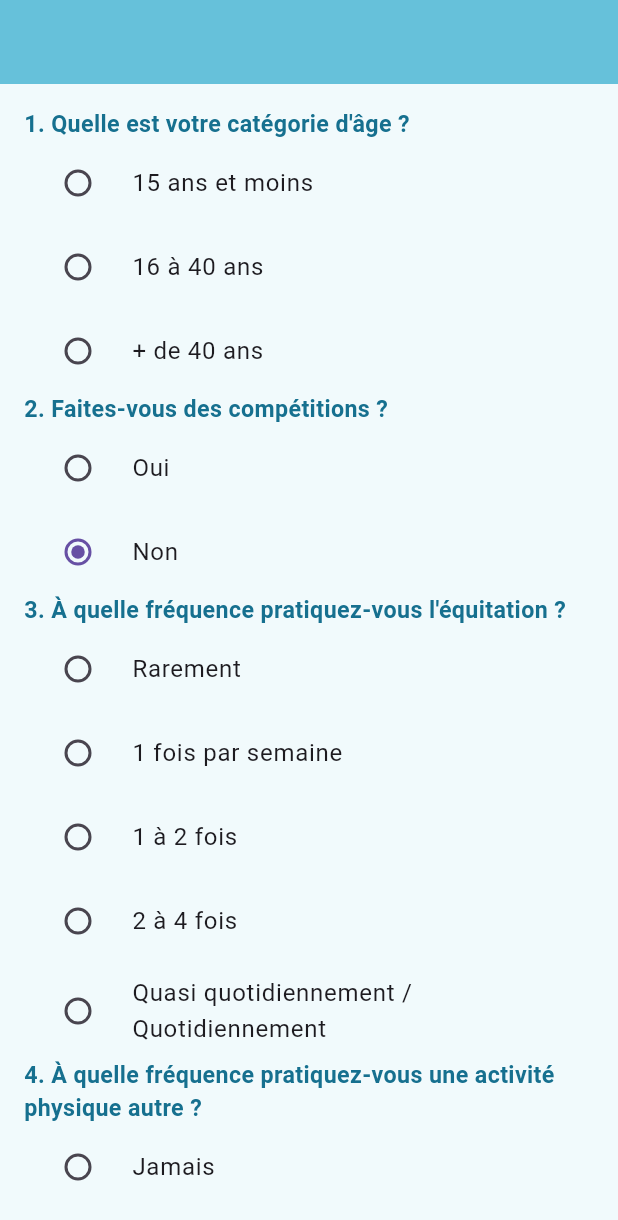
After one commit to agdomenger/sportRider, a Flutter app: the screen it shows after launch, after a tap on "Mon profil", on a phone screen of 412 x 824 dp. The commit adds this screen. Shown: the top 1220 px of the screen. Run offline on Flutter 3.47's test engine with Material 3 defaults, Android fonts, the light colour scheme and no system bars.

Commit message:
page du questionnaire

```diff
--- a/lib/Pages/profil.dart
+++ b/lib/Pages/profil.dart
@@ -1,4 +1,5 @@
 import 'package:flutter/material.dart';
+import 'package:sport_rider/Pages/questionnaireProfil.dart';
 
 void main() {
   runApp(MyApp());
@@ -167,7 +168,16 @@ class ProfilePage extends StatelessWidget {
                         ),
                       ),
                       SizedBox(height: 8),
-                      Container(
+                      InkWell(
+                        onTap: () {
+                          // Ajoutez ici la navigation vers la page du questionnaire
+                          Navigator.push(
+                            context,
+                            MaterialPageRoute(
+                                builder: (context) => QuestionnaireApp()),
+                          );
+                        },
+                        child: Container(
                           padding: EdgeInsets.all(4.0),
                           margin: EdgeInsets.all(4.0),
                           height: 100,
@@ -180,7 +190,7 @@ class ProfilePage extends StatelessWidget {
                               Align(
                                 alignment: Alignment.topLeft,
                                 child: Text(
-                                '  Déterminer mon profil',
+                                  '  Mon profil',
                                   textAlign: TextAlign.left,
                                   style: TextStyle(
                                     color: Theme.of(context).primaryColorDark,
@@ -190,10 +200,8 @@ class ProfilePage extends StatelessWidget {
                                 ),
                               ),
                               Positioned(
-                              bottom:
-                                  4.0, // ajustez la marge en bas selon vos besoins
-                              left:
-                                  10.0, // ajustez la marge à gauche selon vos besoins
+                                bottom: 4.0,
+                                left: 10.0,
                                 child: Text(
                                   '0%',
                                   style: TextStyle(
@@ -204,6 +212,7 @@ class ProfilePage extends StatelessWidget {
                                 ),
                               ),
                             ],
+                          ),
                         ),
                       ),
                     ],
--- /dev/null
+++ b/lib/Pages/questionnaireProfil.dart
@@ -0,0 +1,521 @@
+import 'package:flutter/material.dart';
+
+import '../themes.dart';
+
+void main() {
+  runApp(QuestionnaireApp());
+}
+
+class QuestionnaireApp extends StatelessWidget {
+  @override
+  Widget build(BuildContext context) {
+    return MaterialApp(
+      title: 'Questionnaire Équestre',
+      theme: myTheme,
+      home: Scaffold(
+        appBar: AppBar(
+          backgroundColor: Theme.of(context).primaryColorLight,
+        ),
+        body: SingleChildScrollView(
+          child: QuestionnaireScreen(),
+        ),
+      ),
+    );
+  }
+}
+
+class QuestionnaireScreen extends StatefulWidget {
+  @override
+  _QuestionnaireScreenState createState() => _QuestionnaireScreenState();
+}
+
+class _QuestionnaireScreenState extends State<QuestionnaireScreen> {
+  String categorieAge = "";
+  bool faitCompetitions = false;
+  String categorieCompetition = "";
+  String niveauEpreuve = "";
+  String discipline = "";
+  String frequenceEquitation = "";
+  String frequenceAutreActivite = "";
+  String typeProgrammeSportif = "";
+
+  @override
+  Widget build(BuildContext context) {
+    return Container(
+      color: Theme.of(context)
+          .primaryColor, // Choisissez la couleur de fond souhaitée
+      child: Padding(
+        padding: const EdgeInsets.all(16.0),
+        child: Column(
+          crossAxisAlignment: CrossAxisAlignment.start,
+          children: [
+            // Question 1
+            Text(
+              '1. Quelle est votre catégorie d\'âge ?',
+              style: TextStyle(
+                fontWeight: FontWeight.bold,
+                fontSize: 15.5,
+                color: Theme.of(context).primaryColorDark,
+              ),
+            ),
+            RadioListTile(
+              title: Text('15 ans et moins'),
+              value: 'a',
+              groupValue: categorieAge,
+              onChanged: (value) {
+                setState(() {
+                  categorieAge = value!;
+                });
+              },
+            ),
+            RadioListTile(
+              title: Text('16 à 40 ans'),
+              value: 'b',
+              groupValue: categorieAge,
+              onChanged: (value) {
+                setState(() {
+                  categorieAge = value!;
+                });
+              },
+            ),
+            RadioListTile(
+              title: Text('+ de 40 ans'),
+              value: 'c',
+              groupValue: categorieAge,
+              onChanged: (value) {
+                setState(() {
+                  categorieAge = value!;
+                });
+              },
+            ),
+
+            // Question 2
+            Text(
+              '2. Faites-vous des compétitions ?',
+              style: TextStyle(
+                fontWeight: FontWeight.bold,
+                fontSize: 15.5,
+                color: Theme.of(context).primaryColorDark,
+              ),
+            ),
+            RadioListTile(
+              title: Text('Oui'),
+              value: true,
+              groupValue: faitCompetitions,
+              onChanged: (value) {
+                setState(() {
+                  faitCompetitions = value!;
+                });
+              },
+            ),
+            RadioListTile(
+              title: Text('Non'),
+              value: false,
+              groupValue: faitCompetitions,
+              onChanged: (value) {
+                setState(() {
+                  faitCompetitions = value!;
+                });
+              },
+            ),
+
+            // Questions compétitions (si oui)
+            if (faitCompetitions)
+              Column(
+                crossAxisAlignment: CrossAxisAlignment.start,
+                children: [
+                  Text(
+                    'Dans quelle catégorie ?',
+                    style: TextStyle(
+                      fontWeight: FontWeight.bold,
+                      fontSize: 15.5,
+                      color: Theme.of(context).primaryColorDark,
+                    ),
+                  ),
+                  RadioListTile(
+                    title: Text('Poney'),
+                    value: 'a',
+                    groupValue: categorieCompetition,
+                    onChanged: (value) {
+                      setState(() {
+                        categorieCompetition = value!;
+                      });
+                    },
+                  ),
+                  RadioListTile(
+                    title: Text('Club'),
+                    value: 'b',
+                    groupValue: categorieCompetition,
+                    onChanged: (value) {
+                      setState(() {
+                        categorieCompetition = value!;
+                      });
+                    },
+                  ),
+                  RadioListTile(
+                    title: Text('Amateur'),
+                    value: 'c',
+                    groupValue: categorieCompetition,
+                    onChanged: (value) {
+                      setState(() {
+                        categorieCompetition = value!;
+                      });
+                    },
+                  ),
+                  RadioListTile(
+                    title: Text('Pro'),
+                    value: 'd',
+                    groupValue: categorieCompetition,
+                    onChanged: (value) {
+                      setState(() {
+                        categorieCompetition = value!;
+                      });
+                    },
+                  ),
+                  Text(
+                    'Quel niveau d\'épreuve ?',
+                    style: TextStyle(
+                      fontWeight: FontWeight.bold,
+                      fontSize: 15.5,
+                      color: Theme.of(context).primaryColorDark,
+                    ),
+                  ),
+                  RadioListTile(
+                    title: Text('4'),
+                    value: 'a',
+                    groupValue: niveauEpreuve,
+                    onChanged: (value) {
+                      setState(() {
+                        niveauEpreuve = value!;
+                      });
+                    },
+                  ),
+                  RadioListTile(
+                    title: Text('3 et 2'),
+                    value: 'b',
+                    groupValue: niveauEpreuve,
+                    onChanged: (value) {
+                      setState(() {
+                        niveauEpreuve = value!;
+                      });
+                    },
+                  ),
+                  RadioListTile(
+                    title: Text('1'),
+                    value: 'c',
+                    groupValue: niveauEpreuve,
+                    onChanged: (value) {
+                      setState(() {
+                        niveauEpreuve = value!;
+                      });
+                    },
+                  ),
+                  RadioListTile(
+                    title: Text('Elite'),
+                    value: 'd',
+                    groupValue: niveauEpreuve,
+                    onChanged: (value) {
+                      setState(() {
+                        niveauEpreuve = value!;
+                      });
+                    },
+                  ),
+                  Text(
+                    'Quelle discipline ?',
+                    style: TextStyle(
+                      fontWeight: FontWeight.bold,
+                      fontSize: 15.5,
+                      color: Theme.of(context).primaryColorDark,
+                    ),
+                  ),
+                  RadioListTile(
+                    title: Text('Dressage'),
+                    value: 'a',
+                    groupValue: discipline,
+                    onChanged: (value) {
+                      setState(() {
+                        discipline = value!;
+                      });
+                    },
+                  ),
+                  RadioListTile(
+                    title: Text('CSO'),
+                    value: 'b',
+                    groupValue: discipline,
+                    onChanged: (value) {
+                      setState(() {
+                        discipline = value!;
+                      });
+                    },
+                  ),
+                  RadioListTile(
+                    title: Text('CCE'),
+                    value: 'c',
+                    groupValue: discipline,
+                    onChanged: (value) {
+                      setState(() {
+                        discipline = value!;
+                      });
+                    },
+                  ),
+                  RadioListTile(
+                    title: Text('Hunter'),
+                    value: 'd',
+                    groupValue: discipline,
+                    onChanged: (value) {
+                      setState(() {
+                        discipline = value!;
+                      });
+                    },
+                  ),
+                  RadioListTile(
+                    title: Text('Trec'),
+                    value: 'e',
+                    groupValue: discipline,
+                    onChanged: (value) {
+                      setState(() {
+                        discipline = value!;
+                      });
+                    },
+                  ),
+                  RadioListTile(
+                    title: Text('Autre'),
+                    value: 'f',
+                    groupValue: discipline,
+                    onChanged: (value) {
+                      setState(() {
+                        discipline = value!;
+                      });
+                    },
+                  ),
+                ],
+              ),
+            // Question 3
+            Text(
+              '3. À quelle fréquence pratiquez-vous l\'équitation ?',
+              style: TextStyle(
+                fontWeight: FontWeight.bold,
+                fontSize: 15.5,
+                color: Theme.of(context).primaryColorDark,
+              ),
+            ),
+            RadioListTile(
+              title: Text('Rarement'),
+              value: 'a',
+              groupValue: frequenceEquitation,
+              onChanged: (value) {
+                setState(() {
+                  frequenceEquitation = value!;
+                });
+              },
+            ),
+            RadioListTile(
+              title: Text('1 fois par semaine'),
+              value: 'b',
+              groupValue: frequenceEquitation,
+              onChanged: (value) {
+                setState(() {
+                  frequenceEquitation = value!;
+                });
+              },
+            ),
+            RadioListTile(
+              title: Text('1 à 2 fois'),
+              value: 'c',
+              groupValue: frequenceEquitation,
+              onChanged: (value) {
+                setState(() {
+                  frequenceEquitation = value!;
+                });
+              },
+            ),
+            RadioListTile(
+              title: Text('2 à 4 fois'),
+              value: 'd',
+              groupValue: frequenceEquitation,
+              onChanged: (value) {
+                setState(() {
+                  frequenceEquitation = value!;
+                });
+              },
+            ),
+            RadioListTile(
+              title: Text('Quasi quotidiennement / Quotidiennement'),
+              value: 'e',
+              groupValue: frequenceEquitation,
+              onChanged: (value) {
+                setState(() {
+                  frequenceEquitation = value!;
+                });
+              },
+            ),
+
+// Question 4
+            Text(
+              '4. À quelle fréquence pratiquez-vous une activité physique autre ?',
+              style: TextStyle(
+                fontWeight: FontWeight.bold,
+                fontSize: 15.5,
+                color: Theme.of(context).primaryColorDark,
+              ),
+            ),
+            RadioListTile(
+              title: Text('Jamais'),
+              value: 'a',
+              groupValue: frequenceAutreActivite,
+              onChanged: (value) {
+                setState(() {
+                  frequenceAutreActivite = value!;
+                });
+              },
+            ),
+            RadioListTile(
+              title: Text('Rarement'),
+              value: 'b',
+              groupValue: frequenceAutreActivite,
+              onChanged: (value) {
+                setState(() {
+                  frequenceAutreActivite = value!;
+                });
+              },
+            ),
+            RadioListTile(
+              title: Text('1 fois par semaine'),
+              value: 'c',
+              groupValue: frequenceAutreActivite,
+              onChanged: (value) {
+                setState(() {
+                  frequenceAutreActivite = value!;
+                });
+              },
+            ),
+            RadioListTile(
+              title: Text('- de 4 fois par semaine'),
+              value: 'd',
+              groupValue: frequenceAutreActivite,
+              onChanged: (value) {
+                setState(() {
+                  frequenceAutreActivite = value!;
+                });
+              },
+            ),
+            RadioListTile(
+              title: Text('Quotidiennement'),
+              value: 'e',
+              groupValue: frequenceAutreActivite,
+              onChanged: (value) {
+                setState(() {
+                  frequenceAutreActivite = value!;
+                });
+              },
+            ),
+
+// Question 5
+            Text(
+              '5. Quel type de programme sportif souhaitez-vous ?',
+              style: TextStyle(
+                fontWeight: FontWeight.bold,
+                fontSize: 15.5,
+                color: Theme.of(context).primaryColorDark,
+              ),
+            ),
+            RadioListTile(
+              title: Text('Remise en forme'),
+              value: 'a',
+              groupValue: typeProgrammeSportif,
+              onChanged: (value) {
+                setState(() {
+                  typeProgrammeSportif = value!;
+                });
+              },
+            ),
+            RadioListTile(
+              title: Text('Entraînement régulier'),
+              value: 'b',
+              groupValue: typeProgrammeSportif,
+              onChanged: (value) {
+                setState(() {
+                  typeProgrammeSportif = value!;
+                });
+              },
+            ),
+            RadioListTile(
+              title: Text('Entraînement intensif'),
+              value: 'c',
+              groupValue: typeProgrammeSportif,
+              onChanged: (value) {
+                setState(() {
+                  typeProgrammeSportif = value!;
+                });
+              },
+            ),
+            Center(
+              child: ElevatedButton(
+                onPressed: () {
+                  // Ajoutez ici le code pour traiter l'envoi du questionnaire
+                  // Vous pouvez par exemple afficher un message de confirmation
+                  // ou envoyer les réponses à un serveur.
+                  showDialog(
+                    context: context,
+                    builder: (context) {
+                      return AlertDialog(
+                        backgroundColor: Theme.of(context).primaryColorDark,
+                        title: Text(
+                          'Questionnaire envoyé !',
+                          style:
+                              TextStyle(color: Theme.of(context).primaryColor),
+                        ),
+                        content: Text(
+                          'Merci pour vos réponses.',
+                          style:
+                              TextStyle(color: Theme.of(context).primaryColor),
+                        ),
+                        actions: [
+                          ElevatedButton(
+                            style: ElevatedButton.styleFrom(
+                              backgroundColor: Theme.of(context).primaryColor,
+                              side: BorderSide(
+                                  color: Theme.of(context).primaryColorDark,
+                                  width: 2.0),
+                              shape: RoundedRectangleBorder(
+                                borderRadius: BorderRadius.circular(10.0),
+                              ),
+                            ),
+                            onPressed: () {
+                              Navigator.of(context).pop();
+                            },
+                            child: Text(
+                              'Fermer',
+                              style: TextStyle(
+                                  color: Theme.of(context).primaryColorDark),
+                            ),
+                          ),
+                        ],
+                      );
+                    },
+                  );
+                },
+                style: ElevatedButton.styleFrom(
+                  foregroundColor: Theme.of(context).shadowColor,
+                  backgroundColor: Theme.of(context).primaryColor,
+                  side: BorderSide(
+                      color: Theme.of(context).shadowColor, width: 2.0),
+                  shape: RoundedRectangleBorder(
+                    borderRadius: BorderRadius.circular(10.0),
+                  ),
+                ),
+                child: Padding(
+                  padding: const EdgeInsets.all(8.0),
+                  child: Text(
+                    'Envoyer',
+                    style: TextStyle(fontSize: 16.0),
+                  ),
+                ),
+              ),
+            ),
+          ],
+        ),
+      ),
+    );
+  }
+}
```
Lines whose indentation alone changed are shown as unchanged.
